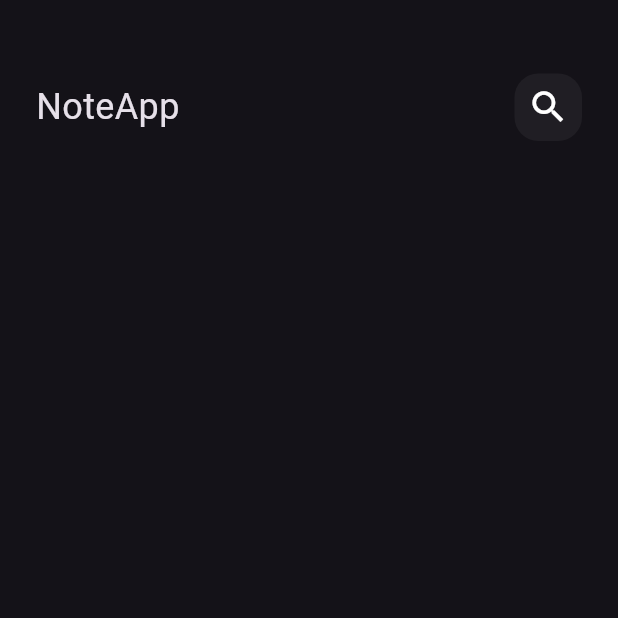
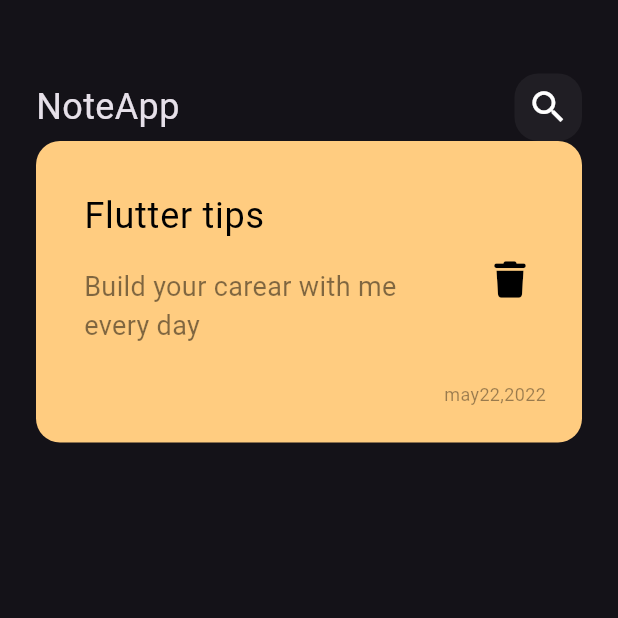
Before and after one commit to magdaalesh/notesapp, a Flutter app: the screen it shows after launch, on a phone screen of 412 x 824 dp, the top half of it. Run offline on Flutter 3.47's test engine with Material 3 defaults, Android fonts, the phone set to English and light mode, and no system bars; our stand-ins replace font_awesome_flutter; Roboto replaces fonts that are missing (Poppin).

Commit message:
create custom note item

```diff
--- a/lib/main.dart
+++ b/lib/main.dart
@@ -12,7 +12,7 @@ class NotesApp extends StatelessWidget {
   Widget build(BuildContext context) {
     return MaterialApp(
       debugShowCheckedModeBanner: false,
-      theme: ThemeData(brightness: Brightness.dark),
+      theme: ThemeData(brightness: Brightness.dark, fontFamily: 'Poppin'),
       home: NotesView(),
     );
   }
--- a/lib/views/notes_view.dart
+++ b/lib/views/notes_view.dart
@@ -1,6 +1,6 @@
 import 'package:flutter/material.dart';
 import 'package:to_do/widget/Customebody.dart';
-import 'package:to_do/widget/customsearch.dart';
+// import 'package:to_do/widget/customsearch.dart';
 
 class NotesView extends StatelessWidget {
   const NotesView({super.key});
--- a/lib/widget/Customebody.dart
+++ b/lib/widget/Customebody.dart
@@ -1,4 +1,5 @@
 import 'package:flutter/material.dart';
+import 'package:to_do/widget/customitem.dart';
 import 'package:to_do/widget/customsearch.dart';
 
 class Customebody extends StatelessWidget {
@@ -23,6 +24,7 @@ class Customebody extends StatelessWidget {
               Customsearch(),
             ],
           ),
+          Customitem(),
         ],
       ),
     );
--- /dev/null
+++ b/lib/widget/customitem.dart
@@ -0,0 +1,55 @@
+import 'package:flutter/material.dart';
+import 'package:font_awesome_flutter/font_awesome_flutter.dart';
+
+class Customitem extends StatelessWidget {
+  const Customitem({super.key});
+
+  @override
+  Widget build(BuildContext context) {
+    return Container(
+      padding: const EdgeInsets.only(
+        top: 24,
+        bottom: 24,
+        left: 16,
+      ),
+      child: Column(
+        crossAxisAlignment: CrossAxisAlignment.end,
+        children: [
+          ListTile(
+            title: Text(
+              "Flutter tips",
+              style: TextStyle(color: Colors.black, fontSize: 24),
+            ),
+            subtitle: Padding(
+              padding: const EdgeInsets.only(bottom: 16, top: 16),
+              child: Text(
+                "Build your carear with me every day",
+                style: TextStyle(
+                    color: Colors.black.withOpacity(0.5), fontSize: 18),
+              ),
+            ),
+            trailing: IconButton(
+                onPressed: () {},
+                icon: Icon(
+                  FontAwesomeIcons.trash,
+                  color: Colors.black,
+                  size: 24,
+                )),
+          ),
+          Padding(
+            padding: const EdgeInsets.only(right: 24),
+            child: Text(
+              "may22,2022",
+              style:
+                  TextStyle(color: Colors.black.withOpacity(.4), fontSize: 12),
+            ),
+          ),
+        ],
+      ),
+      decoration: BoxDecoration(
+        color: Color(0xffFFCC80),
+        borderRadius: BorderRadius.circular(16),
+      ),
+    );
+  }
+}
```
Also changed, not shown: pubspec.yaml (+5 -4 lines), assets/fonts/Poppins-Regular.ttf (added), pubspec.lock.
